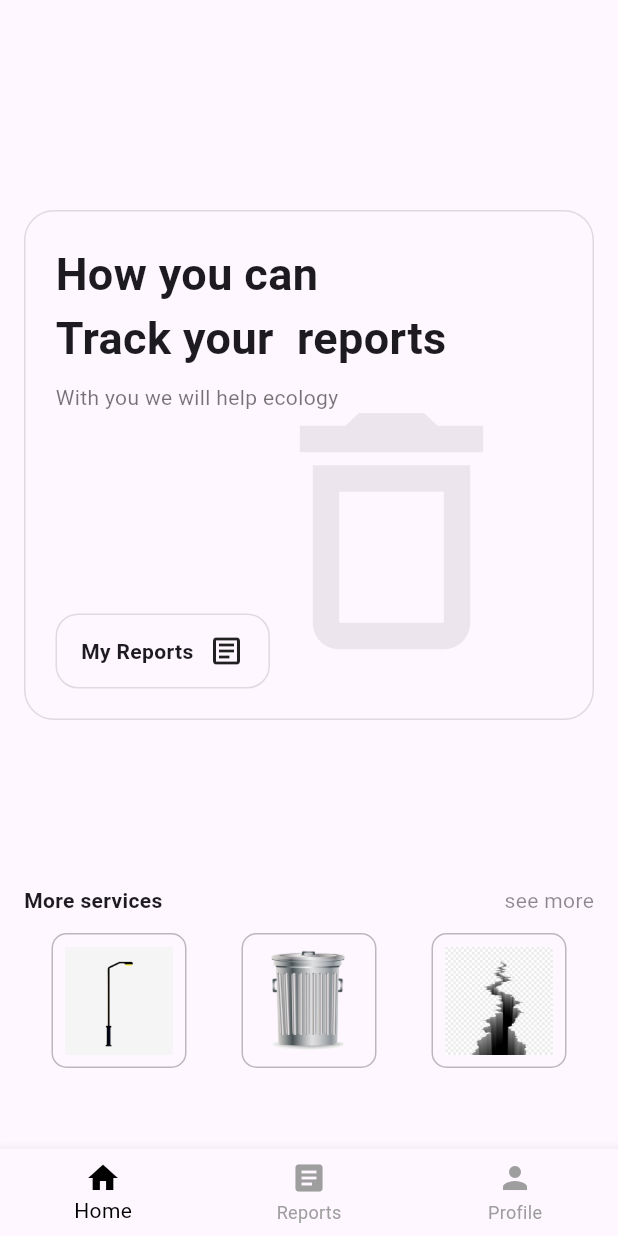
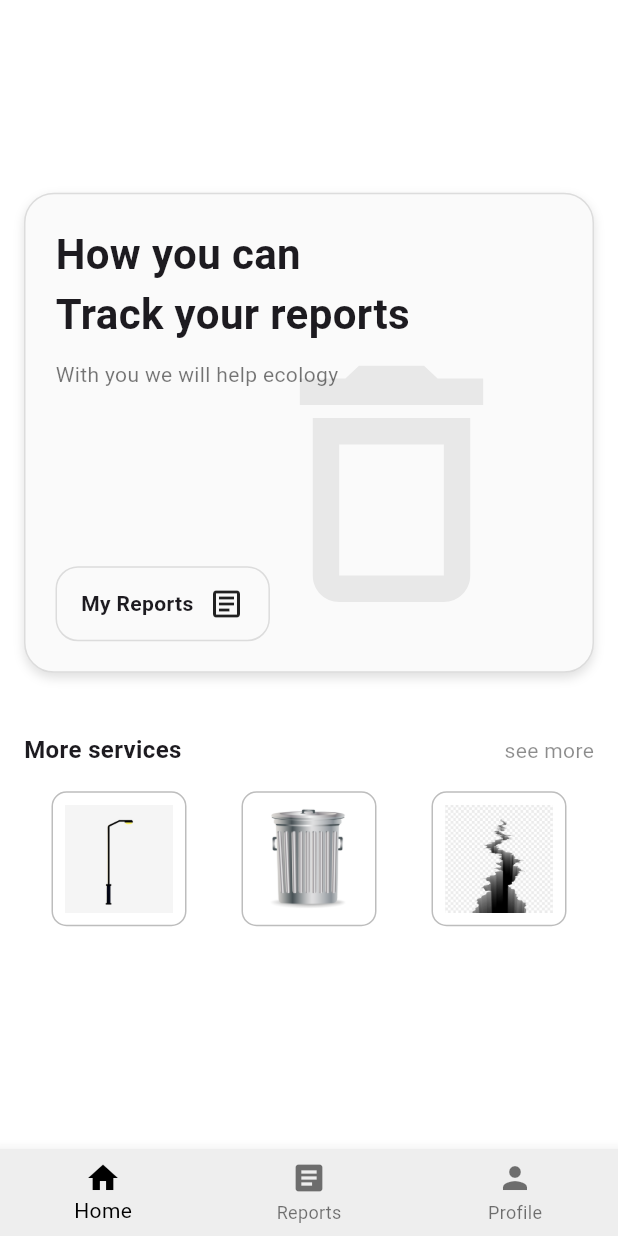
Before and after one commit to ZAYATY-260/flutter_application_1, a Flutter app: the HomePage screen opened directly, on a phone screen of 412 x 824 dp. Run offline on Flutter 3.47's test engine with Material 3 defaults, Android fonts, the phone set to English and light mode, and no system bars.

Commit message:
#dhjagahjd

```diff
--- a/lib/screens/home.dart
+++ /dev/null
@@ -1,151 +0,0 @@
-import 'package:flutter/material.dart';
-
-void main() => runApp(ReportTrackerApp());
-
-class ReportTrackerApp extends StatelessWidget {
-  @override
-  Widget build(BuildContext context) {
-    return MaterialApp(
-      home: HomePage(),
-      debugShowCheckedModeBanner: false,
-    );
-  }
-}
-
-class HomePage extends StatelessWidget {
-  @override
-  Widget build(BuildContext context) {
-    return Scaffold(
-      bottomNavigationBar: BottomNavigationBar(
-        currentIndex: 0,
-        selectedItemColor: Colors.black,
-        unselectedItemColor: Colors.grey,
-        items: const [
-          BottomNavigationBarItem(icon: Icon(Icons.home), label: "Home"),
-          BottomNavigationBarItem(icon: Icon(Icons.article), label: "Reports"),
-          BottomNavigationBarItem(icon: Icon(Icons.person), label: "Profile"),
-        ],
-      ),
-      body: SafeArea(
-        child: Padding(
-          padding: const EdgeInsets.symmetric(horizontal: 16, vertical: 10),
-          child: Column(
-            crossAxisAlignment: CrossAxisAlignment.start,
-            children: [
-              // Main Card
-              SizedBox(height: 130),
-              Container(
-                width: double.infinity,
-                height: 340,
-                padding: const EdgeInsets.all(20),
-
-                decoration: BoxDecoration(
-                  border: Border.all(color: Colors.black12),
-                  borderRadius: BorderRadius.circular(20),
-                ),
-                child: Stack(
-                  children: [
-                    Positioned(
-                      right: 0,
-                      left: 110,
-                      bottom: 0,
-                      child: Opacity(
-                        opacity: 0.08,
-                        child: Icon(Icons.delete_outline, size: 210),
-                      ),
-                    ),
-                    Column(
-                      crossAxisAlignment: CrossAxisAlignment.start,
-                      children: [
-                        const Text(
-                          "How you can\nTrack your  reports",
-                          style: TextStyle(
-                            fontWeight: FontWeight.bold,
-                            fontSize: 30,
-                          ),
-                        ),
-                        const SizedBox(height: 8),
-                        const Text(
-                          "With you we will help ecology",
-                          style: TextStyle(fontSize: 14, color: Colors.black54),
-                        ),
-                        const Spacer(),
-                        GestureDetector(
-                          onTap: () {
-                            // Navigate to reports page or handle click
-                          },
-                          child: Container(
-                            padding: const EdgeInsets.symmetric(horizontal: 16, vertical: 12),
-                            decoration: BoxDecoration(
-                              border: Border.all(color: Colors.black12),
-                              borderRadius: BorderRadius.circular(15),
-                            ),
-                            child: Row(
-                              mainAxisSize: MainAxisSize.min,
-                              children: const [
-                                Text("My Reports", style: TextStyle(fontWeight: FontWeight.bold)),
-                                SizedBox(width: 10),
-                                Icon(Icons.article_outlined),
-                              ],
-                            ),
-                          ),
-                        )
-                      ],
-                    ),
-                  ],
-                ),
-              ),
-              SizedBox(height: 110),
-
-              // More Services Section
-              Row(
-                mainAxisAlignment: MainAxisAlignment.spaceBetween,
-                children: const [
-                  Text(
-                    "More services",
-                    style: TextStyle(fontWeight: FontWeight.bold),
-                  ),
-                  Text(
-                    "see more",
-                    style: TextStyle(color: Colors.black45),
-                  ),
-                ],
-              ),
-              const SizedBox(height: 12),
-
-              // Service Icons
-              Row(
-                mainAxisAlignment: MainAxisAlignment.spaceAround,
-                children: [
-                  ServiceIcon(iconPath: "assets/streetlight.jpg"),
-                  ServiceIcon(iconPath: "assets/garbage.png"),
-                  ServiceIcon(iconPath: "assets/crack.png"),
-                ],
-              ),
-            ],
-          ),
-        ),
-      ),
-    );
-  }
-}
-
-class ServiceIcon extends StatelessWidget {
-  final String iconPath;
-
-  const ServiceIcon({super.key, required this.iconPath});
-
-  @override
-  Widget build(BuildContext context) {
-    return Container(
-      width: 90,
-      height: 90,
-      padding: const EdgeInsets.all(8),
-      decoration: BoxDecoration(
-        border: Border.all(color: Colors.black26),
-        borderRadius: BorderRadius.circular(10),
-      ),
-      child: Image.asset(iconPath, fit: BoxFit.contain),
-    );
-  }
-}
--- /dev/null
+++ b/lib/screens/homepage.dart
@@ -0,0 +1,174 @@
+import 'package:flutter/material.dart';
+import 'package:flutter_application_1/screens/profilepage.dart';
+
+class HomePage extends StatelessWidget {
+  const HomePage({super.key});
+
+  @override
+  Widget build(BuildContext context) {
+    return Scaffold(
+      backgroundColor: Colors.white,
+      bottomNavigationBar: BottomNavigationBar(
+        backgroundColor: Colors.grey[200],
+        currentIndex: 0,
+        selectedItemColor: Colors.black,
+        unselectedItemColor: Colors.black54,
+        onTap: (index) {
+          if (index == 2) {
+            Navigator.pushReplacement(
+              context,
+              MaterialPageRoute(builder: (context) => const ProfilePage()),
+            );
+          }
+        },
+        items: const [
+          BottomNavigationBarItem(icon: Icon(Icons.home), label: "Home"),
+          BottomNavigationBarItem(icon: Icon(Icons.article), label: "Reports"),
+          BottomNavigationBarItem(icon: Icon(Icons.person), label: "Profile"),
+        ],
+      ),
+      body: SafeArea(
+        child: LayoutBuilder(
+          builder: (context, constraints) {
+            return SingleChildScrollView(
+              child: ConstrainedBox(
+                constraints: BoxConstraints(minHeight: constraints.maxHeight),
+                child: Center(
+                  child: Padding(
+                    padding: const EdgeInsets.symmetric(horizontal: 16, vertical: 20),
+                    child: Column(
+                      mainAxisAlignment: MainAxisAlignment.center,
+                      children: [
+                        // Main Card
+                        Container(
+                          width: double.infinity,
+                          height: 320,
+                          padding: const EdgeInsets.all(20),
+                          decoration: BoxDecoration(
+                            border: Border.all(color: Colors.black12),
+                            borderRadius: BorderRadius.circular(20),
+                            color: Colors.grey[50],
+                            boxShadow: [
+                              BoxShadow(
+                                color: Colors.black12,
+                                blurRadius: 5,
+                                offset: Offset(0, 3),
+                              ),
+                            ],
+                          ),
+                          child: Stack(
+                            children: [
+                              const Positioned(
+                                right: 0,
+                                left: 110,
+                                bottom: 0,
+                                child: Opacity(
+                                  opacity: 0.08,
+                                  child: Icon(Icons.delete_outline, size: 210),
+                                ),
+                              ),
+                              Column(
+                                crossAxisAlignment: CrossAxisAlignment.start,
+                                children: [
+                                  const Text(
+                                    "How you can\nTrack your reports",
+                                    style: TextStyle(
+                                      fontWeight: FontWeight.bold,
+                                      fontSize: 28,
+                                    ),
+                                  ),
+                                  const SizedBox(height: 10),
+                                  const Text(
+                                    "With you we will help ecology",
+                                    style: TextStyle(fontSize: 14, color: Colors.black54),
+                                  ),
+                                  const Spacer(),
+                                  GestureDetector(
+                                    onTap: () {
+                                      // Handle "My Reports" tap
+                                    },
+                                    child: Container(
+                                      padding: const EdgeInsets.symmetric(horizontal: 16, vertical: 12),
+                                      decoration: BoxDecoration(
+                                        border: Border.all(color: Colors.black12),
+                                        borderRadius: BorderRadius.circular(15),
+                                      ),
+                                      child: Row(
+                                        mainAxisSize: MainAxisSize.min,
+                                        children: const [
+                                          Text("My Reports", style: TextStyle(fontWeight: FontWeight.bold)),
+                                          SizedBox(width: 10),
+                                          Icon(Icons.article_outlined),
+                                        ],
+                                      ),
+                                    ),
+                                  )
+                                ],
+                              ),
+                            ],
+                          ),
+                        ),
+
+                        const SizedBox(height: 40),
+
+                        // More Services Title
+                        Row(
+                          mainAxisAlignment: MainAxisAlignment.spaceBetween,
+                          children: const [
+                            Text(
+                              "More services",
+                              style: TextStyle(fontWeight: FontWeight.bold, fontSize: 16),
+                            ),
+                            Text(
+                              "see more",
+                              style: TextStyle(color: Colors.black45),
+                            ),
+                          ],
+                        ),
+
+                        const SizedBox(height: 16),
+
+                        // Services Icons
+                        Row(
+                          mainAxisAlignment: MainAxisAlignment.spaceAround,
+                          children: const [
+                            ServiceIcon(iconPath: "assets/streetlight.jpg"),
+                            ServiceIcon(iconPath: "assets/garbage.png"),
+                            ServiceIcon(iconPath: "assets/crack.png"),
+                          ],
+                        ),
+
+                        const SizedBox(height: 20),
+                      ],
+                    ),
+                  ),
+                ),
+              ),
+            );
+          },
+        ),
+      ),
+    );
+  }
+}
+
+class ServiceIcon extends StatelessWidget {
+  final String iconPath;
+
+  const ServiceIcon({super.key, required this.iconPath});
+
+  @override
+  Widget build(BuildContext context) {
+    return Container(
+      width: 90,
+      height: 90,
+      padding: const EdgeInsets.all(8),
+      decoration: BoxDecoration(
+        border: Border.all(color: Colors.black26),
+        borderRadius: BorderRadius.circular(10),
+        color: Colors.white,
+      ),
+      child: Image.asset(iconPath, fit: BoxFit.contain),
+    );
+  }
+}
--- a/lib/screens/welcome_page.dart
+++ b/lib/screens/welcome_page.dart
@@ -1,5 +1,6 @@
 import 'package:flutter/material.dart';
-import 'package:flutter_application_1/screens/home.dart';
+import 'package:flutter_application_1/screens/homepage.dart';
+
 import 'signup_page.dart';
 
 class WelcomePage extends StatelessWidget {
--- a/pubspec.yaml
+++ b/pubspec.yaml
@@ -30,7 +30,7 @@ environment:
 dependencies:
   flutter:
     sdk: flutter
-
+  http: ^0.13.4  # Add this line
 
   # The following adds the Cupertino Icons font to your application.
   # Use with the CupertinoIcons class for iOS style icons.
```
Also changed, not shown: lib/screens/ProfilePage.dart (+70 -44 lines), pubspec.lock.
